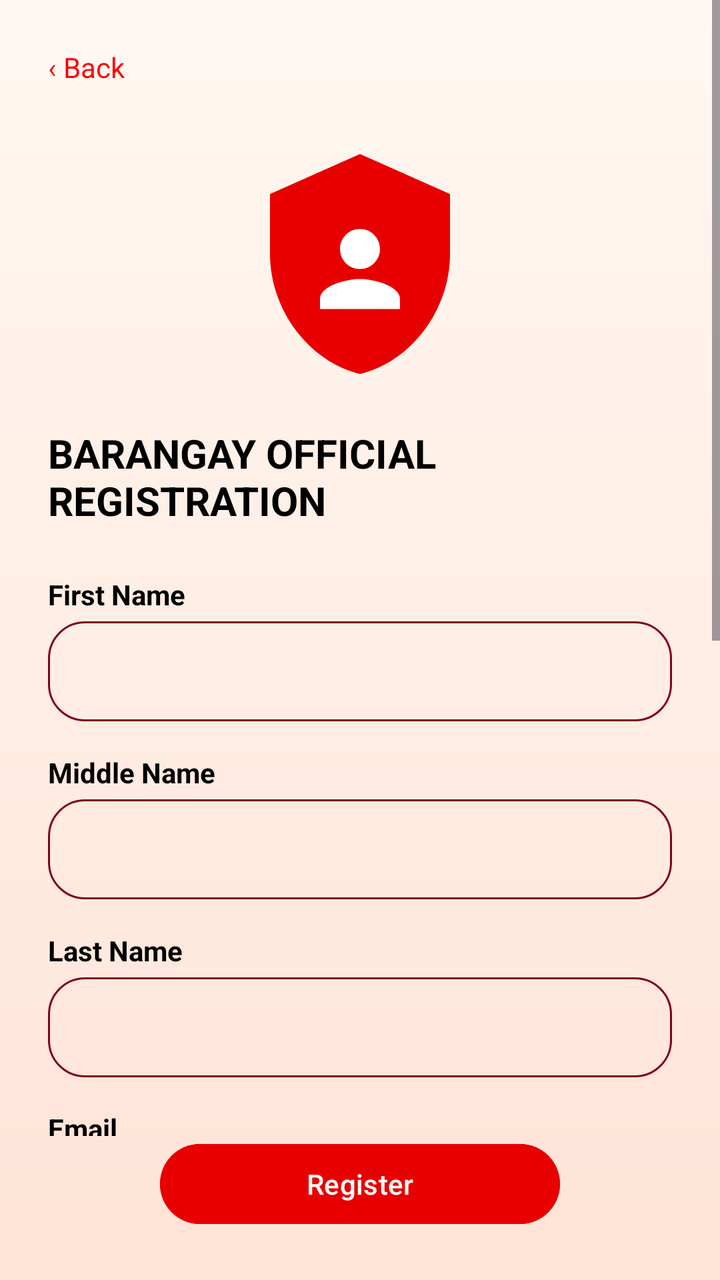
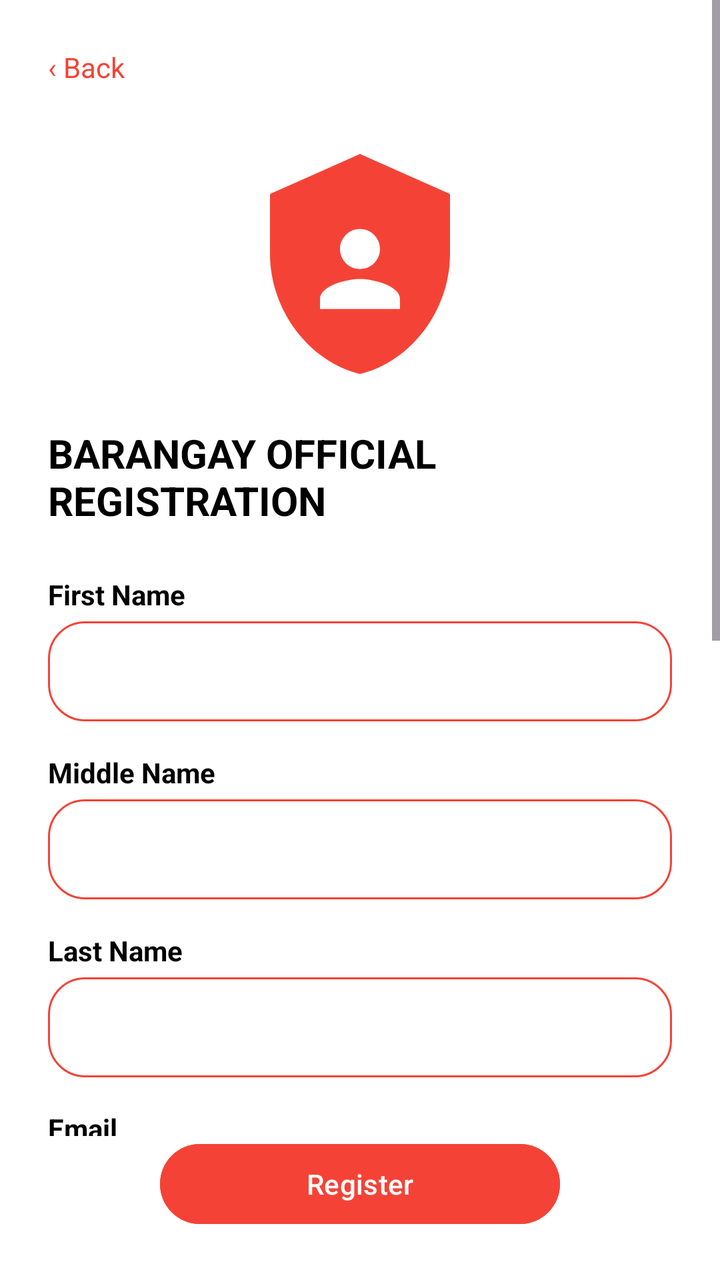

Compare the two renders of this Android layout. The source of the first and the diff that turns it into the second are given below.
<!-- AndroidManifest.xml: application theme Theme.IServeKo -->
<!-- res/layout/activity_official_signup.xml -->
<?xml version="1.0" encoding="utf-8"?>
<androidx.constraintlayout.widget.ConstraintLayout xmlns:android="http://schemas.android.com/apk/res/android"
    xmlns:app="http://schemas.android.com/apk/res-auto"
    xmlns:tools="http://schemas.android.com/tools"
    android:id="@+id/main"
    android:layout_width="match_parent"
    android:layout_height="match_parent"
    android:background="@drawable/designbrg_v2"
    tools:context=".OfficialSignupActivity">

    <ScrollView
        android:layout_width="match_parent"
        android:layout_height="0dp"
        app:layout_constraintBottom_toTopOf="@+id/btnRegister"
        app:layout_constraintTop_toTopOf="parent">

        <LinearLayout
            android:layout_width="match_parent"
            android:layout_height="wrap_content"
            android:orientation="vertical"
            android:padding="24dp">

            <TextView
                android:id="@+id/btnBack"
                android:layout_width="wrap_content"
                android:layout_height="wrap_content"
                android:text="‹ Back"
                android:textColor="#FB0000"
                android:textSize="14sp" />
            <ImageView
                android:id="@+id/imageView"
                android:layout_width="120dp"
                android:layout_height="130dp"
                android:layout_gravity="center_horizontal"
                android:layout_marginTop="24dp"
                android:contentDescription="@string/app_name"
                android:src="@drawable/ic_admin"/>

            <TextView
                android:layout_width="wrap_content"
                android:layout_height="wrap_content"
                android:layout_gravity="center"
                android:layout_marginTop="16dp"
                android:text="BARANGAY OFFICIAL REGISTRATION"
                android:textColor="#000000"
                android:textSize="20sp"
                android:textStyle="bold" />

            <TextView
                android:layout_width="wrap_content"
                android:layout_height="wrap_content"
                android:layout_marginTop="24dp"
                android:text="First Name"
                android:textColor="#000000"
                android:textStyle="bold" />

            <EditText
                android:id="@+id/first_name_input"
                android:layout_width="match_parent"
                android:layout_height="50dp"
                android:layout_marginTop="4dp"
                android:background="@drawable/rounded"
                android:inputType="textPersonName"
                android:paddingStart="16dp"
                android:textColor="#000000" />

            <TextView
                android:layout_width="wrap_content"
                android:layout_height="wrap_content"
                android:layout_marginTop="16dp"
                android:text="Middle Name"
                android:textColor="#000000"
                android:textStyle="bold" />

            <EditText
                android:id="@+id/middle_name_input"
                android:layout_width="match_parent"
                android:layout_height="50dp"
                android:layout_marginTop="4dp"
                android:background="@drawable/rounded"
                android:inputType="textPersonName"
                android:paddingStart="16dp"
                android:textColor="#000000" />

            <TextView
                android:layout_width="wrap_content"
                android:layout_height="wrap_content"
                android:layout_marginTop="16dp"
                android:text="Last Name"
                android:textColor="#000000"
                android:textStyle="bold" />

            <EditText
                android:id="@+id/last_name_input"
                android:layout_width="match_parent"
                android:layout_height="50dp"
                android:layout_marginTop="4dp"
                android:background="@drawable/rounded"
                android:inputType="textPersonName"
                android:paddingStart="16dp"
                android:textColor="#000000" />

            <TextView
                android:layout_width="wrap_content"
                android:layout_height="wrap_content"
                android:layout_marginTop="16dp"
                android:text="Email"
                android:textColor="#000000"
                android:textStyle="bold" />

            <EditText
                android:id="@+id/email_input"
                android:layout_width="match_parent"
                android:layout_height="50dp"
                android:layout_marginTop="4dp"
                android:background="@drawable/rounded"
                android:inputType="textEmailAddress"
                android:paddingStart="16dp"
                android:textColor="#000000" />

            <TextView
                android:layout_width="wrap_content"
                android:layout_height="wrap_content"
                android:layout_marginTop="16dp"
                android:text="Mobile Number"
                android:textColor="#000000"
                android:textStyle="bold" />

            <EditText
                android:id="@+id/mobile_input"
                android:layout_width="match_parent"
                android:layout_height="50dp"
                android:layout_marginTop="4dp"
                android:background="@drawable/rounded"
                android:inputType="phone"
                android:paddingStart="16dp"
                android:textColor="#000000" />

            <TextView
                android:layout_width="wrap_content"
                android:layout_height="wrap_content"
                android:layout_marginTop="16dp"
                android:text="Position"
                android:textColor="#000000"
                android:textStyle="bold" />

            <Spinner
                android:id="@+id/position_spinner"
                android:layout_width="match_parent"
                android:layout_height="50dp"
                android:layout_marginTop="4dp"
                android:background="@drawable/rounded"
                android:paddingStart="16dp" />

            <TextView
                android:layout_width="wrap_content"
                android:layout_height="wrap_content"
                android:layout_marginTop="16dp"
                android:text="Password"
                android:textColor="#000000"
                android:textStyle="bold" />

            <EditText
                android:id="@+id/password_input"
                android:layout_width="match_parent"
                android:layout_height="50dp"
                android:layout_marginTop="4dp"
                android:background="@drawable/rounded"
                android:inputType="textPassword"
                android:paddingStart="16dp"
                android:textColor="#000000" />

            <TextView
                android:layout_width="wrap_content"
                android:layout_height="wrap_content"
                android:layout_marginTop="16dp"
                android:text="Confirm Password"
                android:textColor="#000000"
                android:textStyle="bold" />

            <EditText
                android:id="@+id/confirm_password_input"
                android:layout_width="match_parent"
                android:layout_height="50dp"
                android:layout_marginTop="4dp"
                android:background="@drawable/rounded"
                android:inputType="textPassword"
                android:paddingStart="16dp"
                android:textColor="#000000" />

        </LinearLayout>
    </ScrollView>

    <Button
        android:id="@+id/btnRegister"
        android:layout_width="200dp"
        android:layout_height="48dp"
        android:layout_marginBottom="24dp"
        android:backgroundTint="#E80000"
        android:text="Register"
        android:textColor="#FFFFFF"
        app:layout_constraintBottom_toBottomOf="parent"
        app:layout_constraintEnd_toEndOf="parent"
        app:layout_constraintStart_toStartOf="parent" />

</androidx.constraintlayout.widget.ConstraintLayout>
<!-- resources referenced by this layout -->
<resources>
  <!-- drawable designbrg_v2 (drawable) -->
  <?xml version="1.0" encoding="utf-8"?>
  <shape xmlns:android="http://schemas.android.com/apk/res/android">
      <gradient android:type = "linear" android:angle="100"
          android:startColor="#FFF8F2" android:endColor="#FFE3D6"/>
  </shape>
  <!-- drawable ic_admin (drawable) -->
  <vector xmlns:android="http://schemas.android.com/apk/res/android"
      android:width="48dp"
      android:height="48dp"
      android:viewportWidth="24"
      android:viewportHeight="24">
      <path
          android:fillColor="#E80000"
          android:pathData="M12,1L3,5v6c0,5.55 3.84,10.74 9,12 5.16,-1.26 9,-6.45 9,-12V5l-9,-4z" />
      <group
          android:scaleX="0.5"
          android:scaleY="0.5"
          android:translateX="6"
          android:translateY="6.5">
          <path
              android:fillColor="#FFFFFF"
              android:pathData="M12,12c2.21,0 4,-1.79 4,-4s-1.79,-4 -4,-4 -4,1.79 -4,4 1.79,4 4,4zM12,14c-2.67,0 -8,1.34 -8,4v2h16v-2c0,-2.66 -5.33,-4 -8,-4z" />
      </group>
  </vector>
  <!-- drawable rounded (drawable) -->
  <?xml version="1.0" encoding="utf-8"?>
  <shape xmlns:android="http://schemas.android.com/apk/res/android"
      android:shape="rectangle">
      <corners android:radius="18dp"/>
      <stroke android:width="1dp" android:color="#800020"/>
  </shape>
  <string name="app_name">IServeKo</string>
  <style name="Theme.IServeKo" parent="Base.Theme.IServeKo" />
  <style name="Base.Theme.IServeKo" parent="Theme.Material3.DayNight.NoActionBar">
          <item name="colorPrimary">@color/primary</item>
          <item name="colorOnPrimary">@color/onPrimary</item>
          <item name="colorPrimaryContainer">@color/primaryContainer</item>
          <item name="colorOnPrimaryContainer">@color/onPrimaryContainer</item>
  
          <item name="colorSecondary">@color/secondary</item>
          <item name="colorOnSecondary">@color/onSecondary</item>
          <item name="colorSecondaryContainer">@color/secondaryContainer</item>
          <item name="colorOnSecondaryContainer">@color/onSecondaryContainer</item>
  
          <item name="android:colorBackground">@color/white</item>
          <item name="colorSurface">@color/surface</item>
          <item name="colorOnSurface">@color/onSurface</item>
          <item name="colorSurfaceVariant">@color/surfaceVariant</item>
          <item name="colorOnSurfaceVariant">@color/onSurfaceVariant</item>
  
          <item name="android:statusBarColor">#F44336</item>
          <item name="android:windowLightStatusBar">false</item>
          <item name="android:navigationBarColor">@color/white</item>
      </style>
  <color name="primary">#F44336</color>
  <color name="onPrimary">#FFFFFF</color>
  <color name="primaryContainer">#FFEBEE</color>
  <color name="onPrimaryContainer">#C62828</color>
  <color name="secondary">#F44336</color>
  <color name="onSecondary">#FFFFFF</color>
  <color name="secondaryContainer">#FFEBEE</color>
  <color name="onSecondaryContainer">#C62828</color>
  <color name="white">#FFFFFFFF</color>
  <color name="surface">#FFFFFF</color>
  <color name="onSurface">#1C1B1F</color>
  <color name="surfaceVariant">#F5F5F5</color>
  <color name="onSurfaceVariant">#616161</color>
</resources>

<!-- the commit's change to res/layout/activity_official_signup.xml (unified diff, before → after) -->
@@ -25,7 +25,7 @@
                 android:layout_width="wrap_content"
                 android:layout_height="wrap_content"
                 android:text="‹ Back"
-                android:textColor="#FB0000"
+                android:textColor="#F44336"
                 android:textSize="14sp" />
             <ImageView
                 android:id="@+id/imageView"
@@ -42,7 +42,7 @@
                 android:layout_gravity="center"
                 android:layout_marginTop="16dp"
                 android:text="BARANGAY OFFICIAL REGISTRATION"
-                android:textColor="#000000"
+                android:textColor="#FF000000"
                 android:textSize="20sp"
                 android:textStyle="bold" />
 
@@ -51,7 +51,7 @@
                 android:layout_height="wrap_content"
                 android:layout_marginTop="24dp"
                 android:text="First Name"
-                android:textColor="#000000"
+                android:textColor="#FF000000"
                 android:textStyle="bold" />
 
             <EditText
@@ -62,14 +62,14 @@
                 android:background="@drawable/rounded"
                 android:inputType="textPersonName"
                 android:paddingStart="16dp"
-                android:textColor="#000000" />
+                android:textColor="#FF000000" />
 
             <TextView
                 android:layout_width="wrap_content"
                 android:layout_height="wrap_content"
                 android:layout_marginTop="16dp"
                 android:text="Middle Name"
-                android:textColor="#000000"
+                android:textColor="#FF000000"
                 android:textStyle="bold" />
 
             <EditText
@@ -80,14 +80,14 @@
                 android:background="@drawable/rounded"
                 android:inputType="textPersonName"
                 android:paddingStart="16dp"
-                android:textColor="#000000" />
+                android:textColor="#FF000000" />
 
             <TextView
                 android:layout_width="wrap_content"
                 android:layout_height="wrap_content"
                 android:layout_marginTop="16dp"
                 android:text="Last Name"
-                android:textColor="#000000"
+                android:textColor="#FF000000"
                 android:textStyle="bold" />
 
             <EditText
@@ -98,14 +98,14 @@
                 android:background="@drawable/rounded"
                 android:inputType="textPersonName"
                 android:paddingStart="16dp"
-                android:textColor="#000000" />
+                android:textColor="#FF000000" />
 
             <TextView
                 android:layout_width="wrap_content"
                 android:layout_height="wrap_content"
                 android:layout_marginTop="16dp"
                 android:text="Email"
-                android:textColor="#000000"
+                android:textColor="#FF000000"
                 android:textStyle="bold" />
 
             <EditText
@@ -116,14 +116,14 @@
                 android:background="@drawable/rounded"
                 android:inputType="textEmailAddress"
                 android:paddingStart="16dp"
-                android:textColor="#000000" />
+                android:textColor="#FF000000" />
 
             <TextView
                 android:layout_width="wrap_content"
                 android:layout_height="wrap_content"
                 android:layout_marginTop="16dp"
                 android:text="Mobile Number"
-                android:textColor="#000000"
+                android:textColor="#FF000000"
                 android:textStyle="bold" />
 
             <EditText
@@ -134,14 +134,14 @@
                 android:background="@drawable/rounded"
                 android:inputType="phone"
                 android:paddingStart="16dp"
-                android:textColor="#000000" />
+                android:textColor="#FF000000" />
 
             <TextView
                 android:layout_width="wrap_content"
                 android:layout_height="wrap_content"
                 android:layout_marginTop="16dp"
                 android:text="Position"
-                android:textColor="#000000"
+                android:textColor="#FF000000"
                 android:textStyle="bold" />
 
             <Spinner
@@ -157,7 +157,7 @@
                 android:layout_height="wrap_content"
                 android:layout_marginTop="16dp"
                 android:text="Password"
-                android:textColor="#000000"
+                android:textColor="#FF000000"
                 android:textStyle="bold" />
 
             <EditText
@@ -168,14 +168,14 @@
                 android:background="@drawable/rounded"
                 android:inputType="textPassword"
                 android:paddingStart="16dp"
-                android:textColor="#000000" />
+                android:textColor="#FF000000" />
 
             <TextView
                 android:layout_width="wrap_content"
                 android:layout_height="wrap_content"
                 android:layout_marginTop="16dp"
                 android:text="Confirm Password"
-                android:textColor="#000000"
+                android:textColor="#FF000000"
                 android:textStyle="bold" />
 
             <EditText
@@ -186,7 +186,7 @@
                 android:background="@drawable/rounded"
                 android:inputType="textPassword"
                 android:paddingStart="16dp"
-                android:textColor="#000000" />
+                android:textColor="#FF000000" />
 
         </LinearLayout>
     </ScrollView>
@@ -196,9 +196,9 @@
         android:layout_width="200dp"
         android:layout_height="48dp"
         android:layout_marginBottom="24dp"
-        android:backgroundTint="#E80000"
+        android:backgroundTint="#F44336"
         android:text="Register"
-        android:textColor="#FFFFFF"
+        android:textColor="#FFFFFFFF"
         app:layout_constraintBottom_toBottomOf="parent"
         app:layout_constraintEnd_toEndOf="parent"
         app:layout_constraintStart_toStartOf="parent" />
<!-- resource entries referenced after the edit -->
@@ -3,8 +3,7 @@
   <!-- drawable designbrg_v2 (drawable) -->
   <?xml version="1.0" encoding="utf-8"?>
   <shape xmlns:android="http://schemas.android.com/apk/res/android">
-      <gradient android:type = "linear" android:angle="100"
-          android:startColor="#FFF8F2" android:endColor="#FFE3D6"/>
+       <solid android:color="#FFFFFFFF"/>
   </shape>
   <!-- drawable ic_admin (drawable) -->
   <vector xmlns:android="http://schemas.android.com/apk/res/android"
@@ -13,7 +12,7 @@
       android:viewportWidth="24"
       android:viewportHeight="24">
       <path
-          android:fillColor="#E80000"
+          android:fillColor="#F44336"
           android:pathData="M12,1L3,5v6c0,5.55 3.84,10.74 9,12 5.16,-1.26 9,-6.45 9,-12V5l-9,-4z" />
       <group
           android:scaleX="0.5"
@@ -21,7 +20,7 @@
           android:translateX="6"
           android:translateY="6.5">
           <path
-              android:fillColor="#FFFFFF"
+              android:fillColor="#FFFFFFFF"
               android:pathData="M12,12c2.21,0 4,-1.79 4,-4s-1.79,-4 -4,-4 -4,1.79 -4,4 1.79,4 4,4zM12,14c-2.67,0 -8,1.34 -8,4v2h16v-2c0,-2.66 -5.33,-4 -8,-4z" />
       </group>
   </vector>
@@ -30,7 +29,7 @@
   <shape xmlns:android="http://schemas.android.com/apk/res/android"
       android:shape="rectangle">
       <corners android:radius="18dp"/>
-      <stroke android:width="1dp" android:color="#800020"/>
+      <stroke android:width="1dp" android:color="#F44336"/>
   </shape>
   <string name="app_name">IServeKo</string>
   <style name="Theme.IServeKo" parent="Base.Theme.IServeKo" />
@@ -56,16 +55,16 @@
           <item name="android:navigationBarColor">@color/white</item>
       </style>
   <color name="primary">#F44336</color>
-  <color name="onPrimary">#FFFFFF</color>
+  <color name="onPrimary">#FFFFFFFF</color>
   <color name="primaryContainer">#FFEBEE</color>
-  <color name="onPrimaryContainer">#C62828</color>
+  <color name="onPrimaryContainer">#F44336</color>
   <color name="secondary">#F44336</color>
-  <color name="onSecondary">#FFFFFF</color>
+  <color name="onSecondary">#FFFFFFFF</color>
   <color name="secondaryContainer">#FFEBEE</color>
-  <color name="onSecondaryContainer">#C62828</color>
+  <color name="onSecondaryContainer">#F44336</color>
   <color name="white">#FFFFFFFF</color>
-  <color name="surface">#FFFFFF</color>
-  <color name="onSurface">#1C1B1F</color>
+  <color name="surface">#FFFFFFFF</color>
+  <color name="onSurface">#FF000000</color>
   <color name="surfaceVariant">#F5F5F5</color>
   <color name="onSurfaceVariant">#616161</color>
 </resources>
